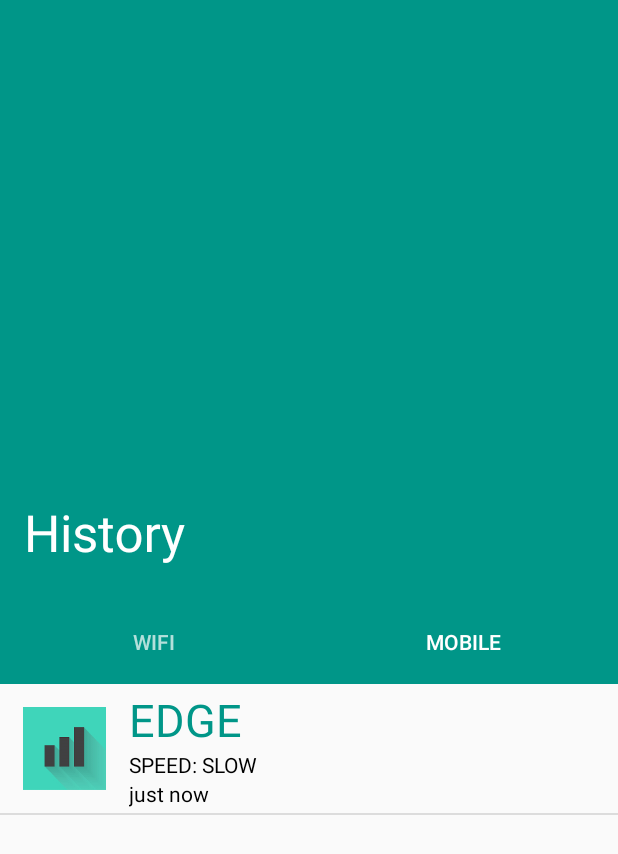
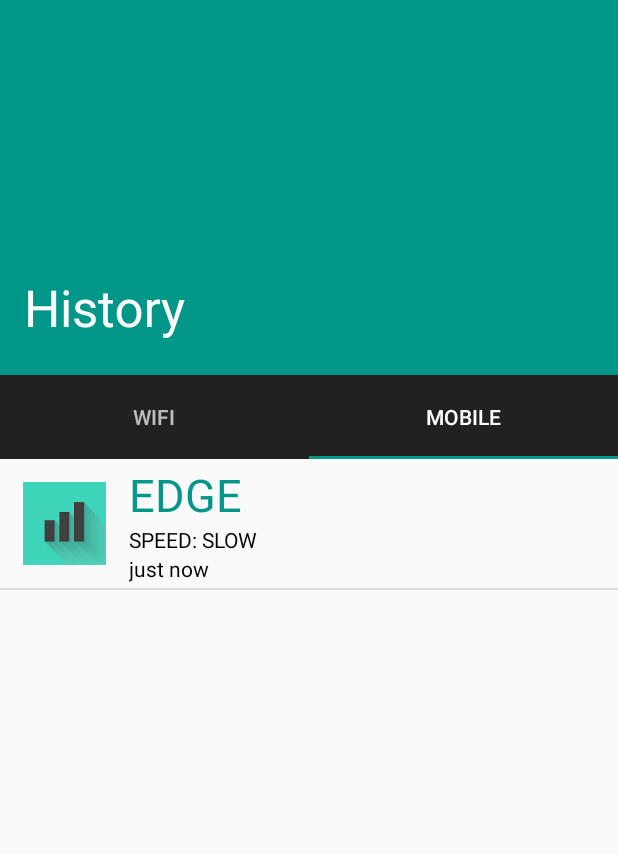
Before and after one commit to PhongHuynh93/Wifi2, an Android app: the fragment HistoryFragment placed in its activity, tab 2 chosen, on a phone screen of 412 x 824 dp. Shown: the top 854 px of the screen. Run offline under Robolectric (Android 15) with nearby library versions, the phone set to English and light mode, and no system bars; plain views replace PercentFrameLayout.

Commit message:
feat - change color of tab layout to black

```diff
--- a/app/src/main/res/layout/fragment_history.xml
+++ b/app/src/main/res/layout/fragment_history.xml
@@ -18,11 +18,11 @@
         <!--contentScrim là màu khi ta kéo thả image trên thanh toolbar, image khi biến mất sẽ ra màu đó-->
         <android.support.design.widget.CollapsingToolbarLayout
             android:layout_width="match_parent"
-            android:layout_height="400dp"
+            android:layout_height="250dp"
             android:fitsSystemWindows="true"
             app:contentScrim="?attr/colorPrimary"
-            app:expandedTitleMarginEnd="16dp"
-            app:expandedTitleMarginStart="16dp"
+            app:expandedTitleMarginEnd="@dimen/activity_horizontal_margin"
+            app:expandedTitleMarginStart="@dimen/activity_horizontal_margin"
             app:layout_scrollFlags="scroll|exitUntilCollapsed">
 
             <android.support.percent.PercentFrameLayout
@@ -37,7 +37,9 @@
                     android:layout_width="0dp"
                     android:layout_height="wrap_content"
                     android:layout_gravity="center_horizontal"
+                    android:adjustViewBounds="true"
                     android:contentDescription="@null"
+                    android:fitsSystemWindows="true"
                     android:scaleType="centerCrop"
                     android:visibility="gone"
                     app:layout_widthPercent="120%"/>
@@ -47,7 +49,9 @@
                     android:layout_width="0dp"
                     android:layout_height="wrap_content"
                     android:layout_gravity="center_horizontal"
+                    android:adjustViewBounds="true"
                     android:contentDescription="@null"
+                    android:fitsSystemWindows="true"
                     android:scaleType="centerCrop"
                     android:src="@drawable/leopard"
                     app:layout_widthPercent="120%"/>
@@ -67,6 +71,7 @@
             android:layout_width="match_parent"
             android:layout_height="?attr/actionBarSize"
             android:layout_gravity="bottom"
+            android:background="@color/grey_dark"
             app:layout_scrollFlags="scroll"/>
     </android.support.design.widget.AppBarLayout>
 
```
